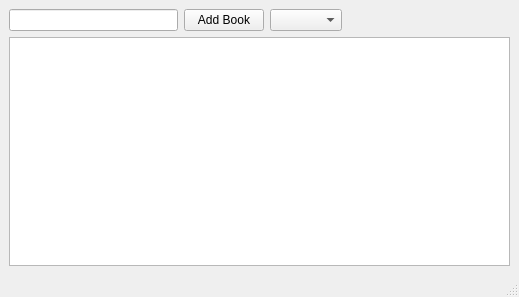
Above: mainwindow.ui from platohaDebil/BooksApp before the change. Below: the same form after it.
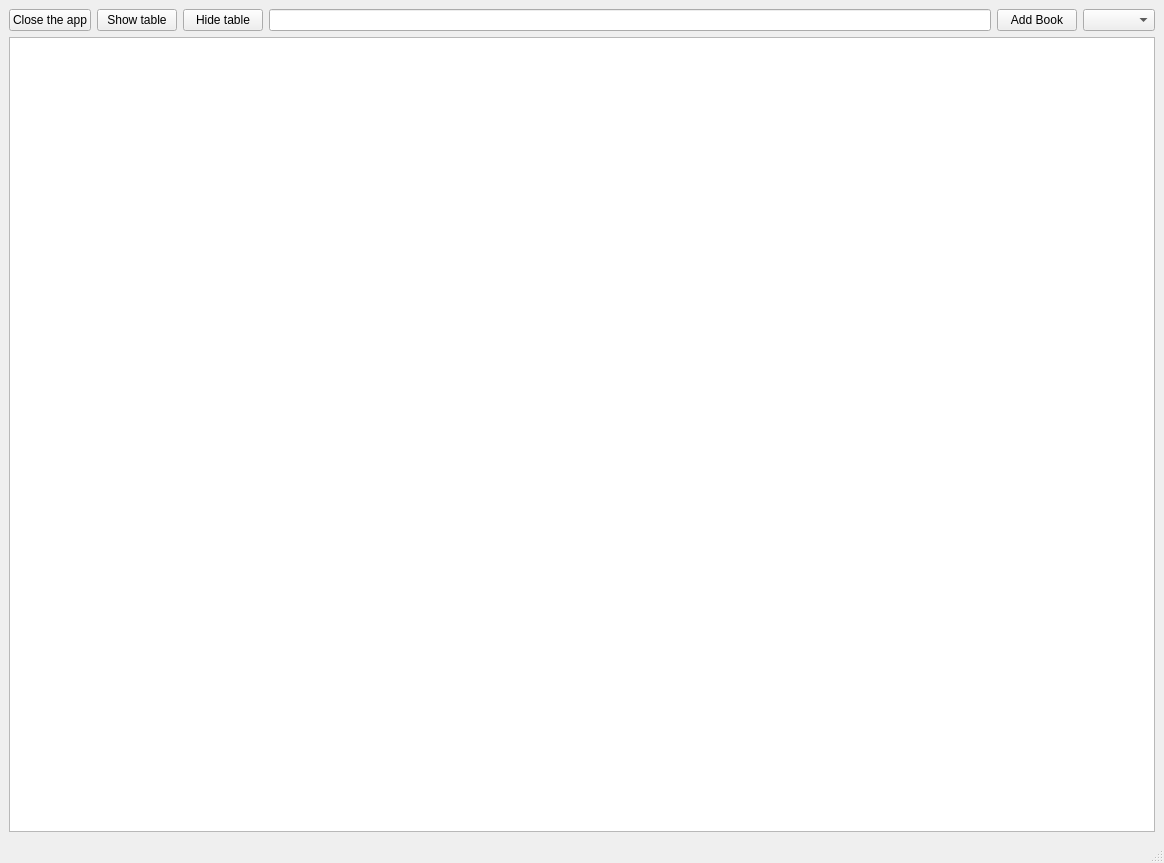
That is the form after the change.

Patch:
```diff
--- a/mainwindow.ui
+++ b/mainwindow.ui
@@ -6,8 +6,8 @@
    <rect>
     <x>0</x>
     <y>0</y>
-    <width>519</width>
-    <height>297</height>
+    <width>1164</width>
+    <height>863</height>
    </rect>
   </property>
   <property name="windowTitle">
@@ -17,6 +17,27 @@
    <layout class="QVBoxLayout" name="verticalLayout_2">
     <item>
      <layout class="QHBoxLayout" name="horizontalLayout">
+      <item>
+       <widget class="QPushButton" name="pushButton_2">
+        <property name="text">
+         <string>Close the app</string>
+        </property>
+       </widget>
+      </item>
+      <item>
+       <widget class="QPushButton" name="pushButton_3">
+        <property name="text">
+         <string>Show table</string>
+        </property>
+       </widget>
+      </item>
+      <item>
+       <widget class="QPushButton" name="pushButton_4">
+        <property name="text">
+         <string>Hide table</string>
+        </property>
+       </widget>
+      </item>
       <item>
        <widget class="QLineEdit" name="lineEdit"/>
       </item>
@@ -30,19 +51,6 @@
       <item>
        <widget class="QComboBox" name="comboBox"/>
       </item>
-      <item>
-       <spacer name="horizontalSpacer">
-        <property name="orientation">
-         <enum>Qt::Horizontal</enum>
-        </property>
-        <property name="sizeHint" stdset="0">
-         <size>
-          <width>40</width>
-          <height>20</height>
-         </size>
-        </property>
-       </spacer>
-      </item>
      </layout>
     </item>
     <item>
```
Left out of the diff: 55 changed lines with no effect on the pictures.
